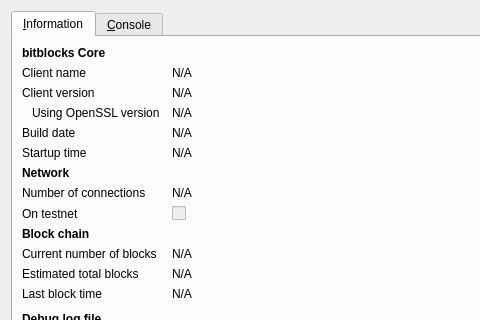
Above: src/qt/forms/rpcconsole.ui from diMarcoDEV/TWT before the change; both pictures show x 0 to 480 and y 0 to 320 of the 740 by 450 pixel window. Below: the same form after it.
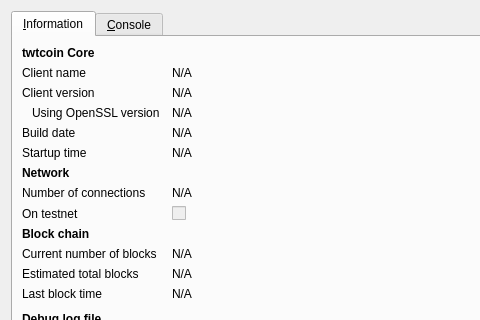
That is the form after the change. Icons and pictures are not drawn.

Patch:
```diff
--- a/src/qt/forms/rpcconsole.ui
+++ b/src/qt/forms/rpcconsole.ui
@@ -36,7 +36,7 @@
           </font>
          </property>
          <property name="text">
-          <string>bitblocks Core</string>
+          <string>twtcoin Core</string>
          </property>
         </widget>
        </item>
```
Left out of the diff: 6 changed lines with no effect on the pictures.
